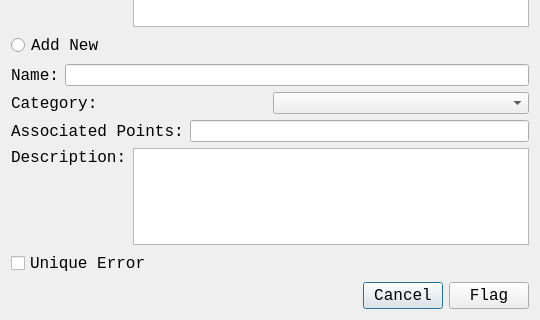
Before: the Qt Designer form GAUI/flagdialog.ui in ezfe/grading-assistant-cs205, drawn with Qt 5; both pictures show x 0 to 540 and y 327 to 647 of the 540 by 647 pixel window.
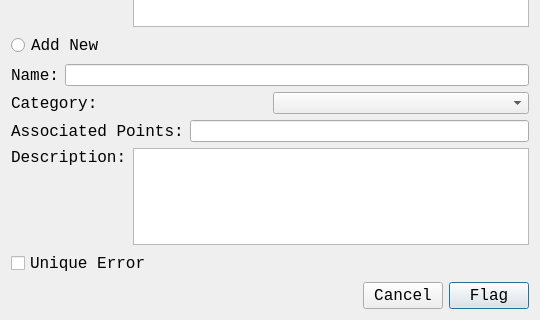
After: the same form once the commit is applied.

Commit message:
Implemented flag dialog
-allows user to select from existing or add new
-makes sure users choose one or the other
-adds whatever annotation to assignment data for student
-can switch between students in current session
-needs to be tested

Patch:
```diff
--- a/GAUI/flagdialog.ui
+++ b/GAUI/flagdialog.ui
@@ -265,6 +265,9 @@
        <property name="text">
         <string>Cancel</string>
        </property>
+       <property name="autoDefault">
+        <bool>false</bool>
+       </property>
       </widget>
      </item>
      <item>
```
Left out of the diff: 64 changed lines with no effect on the pictures. The commit also changes 4 other files.
